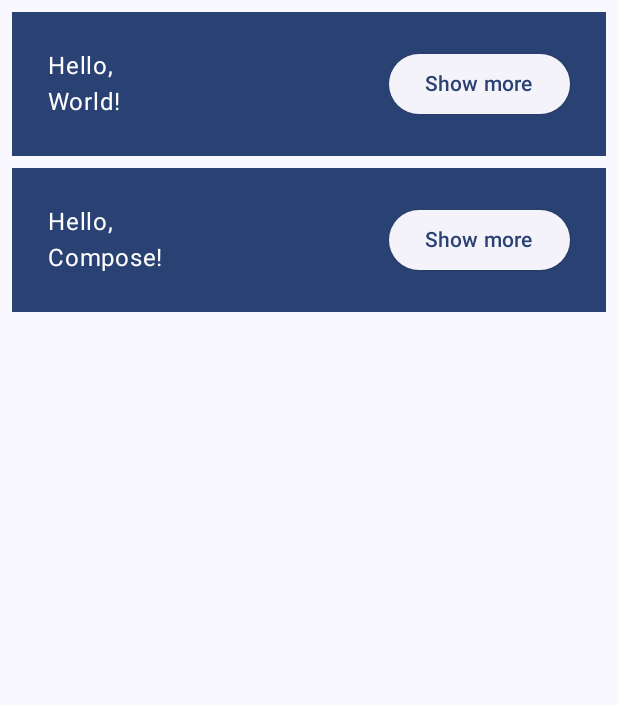
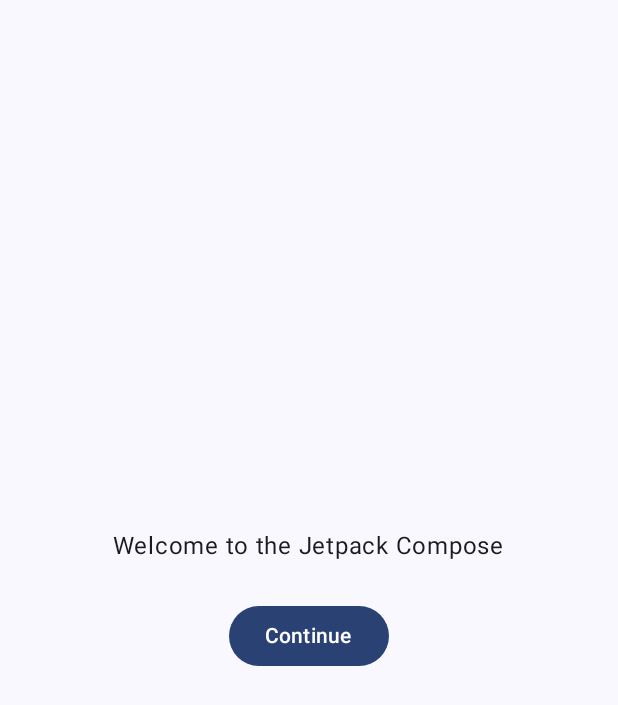
Before and after one commit to MuhammadZahab/JetpackComposeSamples, an Android app built with Jetpack Compose: the MainComposeActivity screen opened directly, with no data from a screen before it, on a phone screen of 412 x 824 dp. Shown: the top 705 px of the screen. Run offline under Robolectric (Android 15) with nearby library versions, the phone set to English and light mode, and no system bars.

```diff
--- a/app/src/main/java/com/elementary/jetpackcomposesamples/MainComposeActivity.kt
+++ b/app/src/main/java/com/elementary/jetpackcomposesamples/MainComposeActivity.kt
@@ -4,13 +4,9 @@ import android.os.Bundle
 import androidx.activity.ComponentActivity
 import androidx.activity.compose.setContent
 import androidx.compose.foundation.layout.*
-import androidx.compose.material3.ElevatedButton
-import androidx.compose.material3.MaterialTheme
-import androidx.compose.material3.Surface
-import androidx.compose.material3.Text
-import androidx.compose.runtime.Composable
-import androidx.compose.runtime.mutableStateOf
-import androidx.compose.runtime.remember
+import androidx.compose.material3.*
+import androidx.compose.runtime.*
+import androidx.compose.ui.Alignment
 import androidx.compose.ui.Modifier
 import androidx.compose.ui.tooling.preview.Preview
 import androidx.compose.ui.unit.dp
@@ -22,15 +18,28 @@ class MainComposeActivity : ComponentActivity() {
         setContent {
             JetpackComposeSamplesTheme {
                 // A surface container using the 'background' color from the theme
-                MyApp(modifier = Modifier.fillMaxSize())
+                MyApp()
+
             }
         }
     }
 }
 
+@Composable
+fun MyApp(modifier: Modifier = Modifier){
+    var shouldShowOnboarding by remember { mutableStateOf(true) }
+
+    Surface(modifier) {
+        if (shouldShowOnboarding) {
+            OnboardingScreen(onContinueClicked = { shouldShowOnboarding = false })
+        } else {
+            Greetings()
+        }
+    }
+}
 
 @Composable
-private fun MyApp(modifier: Modifier = Modifier,names: List<String> = listOf("World", "Compose")) {
+private fun Greetings(modifier: Modifier = Modifier,names: List<String> = listOf("World", "Compose")) {
 
     Surface(
         modifier = modifier,
@@ -55,7 +64,9 @@ private fun Greeting(name: String) {
         Row(modifier = Modifier.padding(24.dp)) {
 
             Column(
-                modifier = Modifier.weight(1f).padding(bottom = extraPadding)
+                modifier = Modifier
+                    .weight(1f)
+                    .padding(bottom = extraPadding)
             ) {
                 Text(text = "Hello,")
                 Text(text = "$name!")
@@ -71,10 +82,51 @@ private fun Greeting(name: String) {
     }
 }
 
+@Composable
+fun OnboardingScreen(onContinueClicked:()-> Unit,modifier:Modifier = Modifier ){
+    var shouldShowOnboarding by remember { mutableStateOf(true) }
+
+    Column(modifier.fillMaxSize(),
+          verticalArrangement = Arrangement.Center,
+           horizontalAlignment = Alignment.CenterHorizontally
+     ) {
+
+        Text(text = "Welcome to the Jetpack Compose")
+
+        Button(
+            modifier = Modifier.padding(24.dp),
+            onClick = onContinueClicked ) {
+            Text(text = "Continue")
+        }
+
+    }
+
+
+
+}
+
 @Preview(showBackground = true, widthDp = 320)
 @Composable
 fun DefaultPreview() {
     JetpackComposeSamplesTheme {
-        MyApp()
+        Greetings()
     }
 }
+
+@Preview(showBackground = true, widthDp = 320, heightDp = 320)
+@Composable
+fun OnboardingPreview() {
+    JetpackComposeSamplesTheme {
+        OnboardingScreen(onContinueClicked = {})
+    }
+
+
+}
+
+@Preview
+@Composable
+fun MyAppPreview() {
+    JetpackComposeSamplesTheme {
+        MyApp(Modifier.fillMaxSize())
+    }
+}
```
